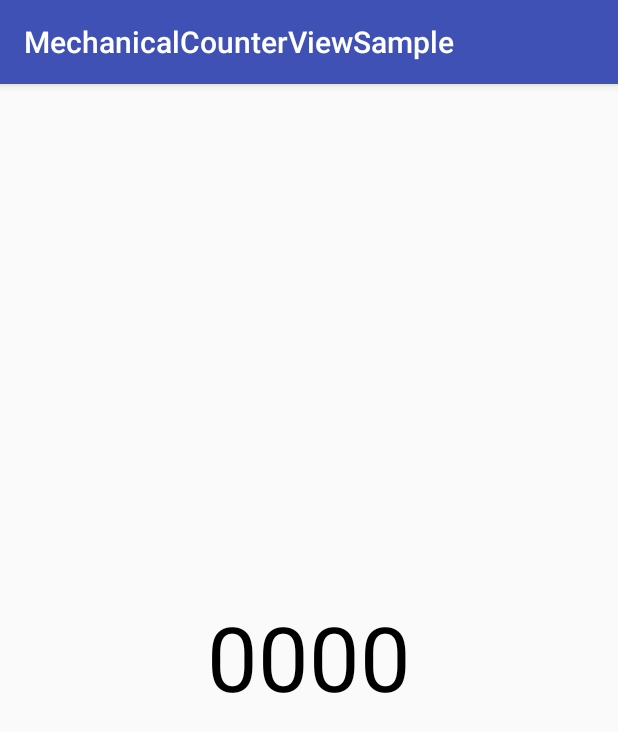
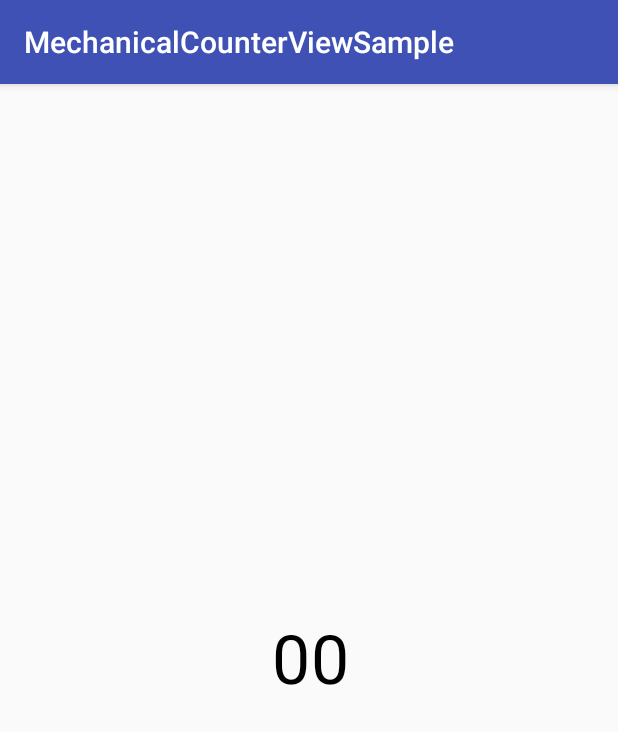
Before and after one commit to realsoc/MechanicalCounterView, an Android app: the screen it shows after launch (MechanicalCounterSampleActivity), on a phone screen of 412 x 824 dp. Shown: the top 732 px of the screen. Run offline under Robolectric (Android 15) with nearby library versions, the phone set to English and light mode, and no system bars; our stand-ins replace data binding; 2 statements that could not run were skipped.

```diff
--- a/app/build.gradle
+++ b/app/build.gradle
@@ -1,8 +1,7 @@
 apply plugin: 'com.android.application'
-
 apply plugin: 'kotlin-android'
-
 apply plugin: 'kotlin-android-extensions'
+apply plugin: 'kotlin-kapt'
 
 android {
     compileSdkVersion 27
@@ -20,6 +19,9 @@ android {
             proguardFiles getDefaultProguardFile('proguard-android.txt'), 'proguard-rules.pro'
         }
     }
+    dataBinding {
+        enabled = true
+    }
 }
 
 dependencies {
--- a/app/src/main/java/com/realsoc/mechanicalcounterviewsample/MechanicalCounterSampleActivity.kt
+++ b/app/src/main/java/com/realsoc/mechanicalcounterviewsample/MechanicalCounterSampleActivity.kt
@@ -1,12 +1,28 @@
 package com.realsoc.mechanicalcounterviewsample
 
+import android.databinding.DataBindingUtil
 import android.support.v7.app.AppCompatActivity
 import android.os.Bundle
+import android.util.Log
+import android.view.View
+import com.realsoc.mechanicalcounterview.MechanicalCounterView
+import com.realsoc.mechanicalcounterviewsample.databinding.ActivityMechanicalCounterSampleBinding
 
-class MechanicalCounterSampleActivity : AppCompatActivity() {
-
+class MechanicalCounterSampleActivity : AppCompatActivity(), View.OnClickListener {
+    lateinit var binding: ActivityMechanicalCounterSampleBinding
     override fun onCreate(savedInstanceState: Bundle?) {
         super.onCreate(savedInstanceState)
-        setContentView(R.layout.activity_mechanical_counter_sample)
+        binding = DataBindingUtil.setContentView(this, R.layout.activity_mechanical_counter_sample)
+        binding.clickListener = this
+    }
+
+    override fun onClick(v: View?) {
+        binding.counter.start()
+        binding.counter.onCountTerminatedListener = object:  MechanicalCounterView.OnCountTerminatedListener {
+            override fun onCountTerminated() {
+                Log.d("MechanicalCounterSample", "Animation terminated")
+            }
+
+        }
     }
 }
--- a/app/src/main/res/layout/activity_mechanical_counter_sample.xml
+++ b/app/src/main/res/layout/activity_mechanical_counter_sample.xml
@@ -1,23 +1,39 @@
 <?xml version="1.0" encoding="utf-8"?>
-<android.support.constraint.ConstraintLayout
+<layout
     xmlns:android="http://schemas.android.com/apk/res/android"
     xmlns:app="http://schemas.android.com/apk/res-auto"
-    xmlns:tools="http://schemas.android.com/tools"
+    xmlns:tools="http://schemas.android.com/tools">
+    <data>
+        <import type="android.view.View"/>
+        <variable
+            name="clickListener"
+            type="View.OnClickListener"/>
+    </data>
+
+<android.support.constraint.ConstraintLayout
     android:layout_width="match_parent"
     android:layout_height="match_parent"
     tools:context=".MechanicalCounterSampleActivity">
 
     <com.realsoc.mechanicalcounterview.MechanicalCounterView
+        android:id="@+id/counter"
         android:layout_width="wrap_content"
         android:layout_height="wrap_content"
-        app:size="40sp"
+        android:onClickListener="@{clickListener}"
+        app:size="30sp"
         app:counterColor="#000000"
         app:autoStart="false"
+        app:duration="2000"
+        app:direction="moreDown"
+        app:mode="decelerate"
+        app:modeFactor="2"
+        app:digitNumber="2"
+        app:goal="16"
         app:layout_constraintBottom_toBottomOf="parent"
         app:layout_constraintEnd_toEndOf="parent"
         app:layout_constraintLeft_toLeftOf="parent"
         app:layout_constraintStart_toStartOf="parent"
-        app:layout_constraintTop_toTopOf="parent"
-        />
+        app:layout_constraintTop_toTopOf="parent" />
 
 </android.support.constraint.ConstraintLayout>
+</layout>
--- a/mechanicalcounterview/build.gradle
+++ b/mechanicalcounterview/build.gradle
@@ -27,7 +27,7 @@ android {
 
 dependencies {
     implementation fileTree(dir: 'libs', include: ['*.jar'])
-    implementation"org.jetbrains.kotlin:kotlin-stdlib-jre7:$kotlin_version"
+    implementation"org.jetbrains.kotlin:kotlin-stdlib-jdk7:$kotlin_version"
     implementation 'com.android.support:appcompat-v7:27.0.2'
     testImplementation 'junit:junit:4.12'
     androidTestImplementation 'com.android.support.test:runner:1.0.2'
--- a/mechanicalcounterview/src/main/java/com/realsoc/mechanicalcounterview/MechanicalCounterView.kt
+++ b/mechanicalcounterview/src/main/java/com/realsoc/mechanicalcounterview/MechanicalCounterView.kt
@@ -11,24 +11,16 @@ import android.support.v4.content.ContextCompat
 import android.util.AttributeSet
 import android.util.TypedValue
 import android.view.View
-import android.view.animation.LinearInterpolator
+import android.view.animation.*
 import kotlin.math.abs
 import kotlin.math.pow
 import kotlin.properties.Delegates
 
 class MechanicalCounterView @JvmOverloads constructor(context: Context, attrs: AttributeSet?, defStyleAttr: Int = 0): View(context, attrs, defStyleAttr), ValueAnimator.AnimatorUpdateListener {
+
+    private var marginSize: Int = -1
     private lateinit var paint: Paint
-
     private var r: Rect = Rect()
-    var onCountTerminatedListener: OnCountTerminatedListener? = null
-    var digitNumber: Int by Delegates.notNull()
-    var textSize: Int by Delegates.notNull()
-    var bold: Boolean by Delegates.notNull()
-    var autoStart: Boolean by Delegates.notNull()
-    var duration: Long = 3000
-    var color: Int by Delegates.notNull()
-    private var marginSize: Int = -1
-
     private var canvasWidth: Int = -1
     private var canvasHeight: Int = -1
     private var maxCharacterWidth: Int = -1
@@ -37,53 +29,56 @@ class MechanicalCounterView @JvmOverloads constructor(context: Context, attrs: A
     private val downCoordinates = Coordinates()
     private var progress: Int = 0
     private var currentValue: Int = 0
-    private var direction: AnimationDirection = AnimationDirection.MORE_UP
     private var shouldRotate: Boolean = true
     private var animator: ValueAnimator? = ValueAnimator()
-    private var _goal: Int = 999
+    private var _goal: Int = 0
+
+    var onCountTerminatedListener: OnCountTerminatedListener? = null
+    var digitNumber: Int by Delegates.notNull()
+    var textSize: Int by Delegates.notNull()
+    var bold: Boolean by Delegates.notNull()
+    var autoStart: Boolean by Delegates.notNull()
+    var duration: Long by Delegates.notNull()
+    var color: Int by Delegates.notNull()
     var goal: Int = -1
         set(value) {
             animator?.cancel()
             _goal = abs(value)
-            if (field != currentValue) {
-                animator = ValueAnimator()
-                animator?.apply {
-                    setIntValues(currentValue * 1000, _goal * 1000)
-                    addUpdateListener(this@MechanicalCounterView)
-                    interpolator = LinearInterpolator()
-                    addListener(object : Animator.AnimatorListener {
-                        override fun onAnimationRepeat(animation: Animator?) {
-                        }
-
-                        override fun onAnimationEnd(animation: Animator?) {
-                            onCountTerminatedListener?.onCountTerminated()
-                        }
-
-                        override fun onAnimationCancel(animation: Animator?) {
-                        }
-
-                        override fun onAnimationStart(animation: Animator?) {
-                        }
-                    })
-                }
-                animator?.duration = duration
-                if (autoStart) {
-                    animator?.start()
-                }
-
+            if (field != currentValue && autoStart) {
+                start()
             }
         }
 
-    private enum class DigitType {
-        DIGIT_DOWN, DIGIT_UP
-    }
+    var mode: AnimationDirection = AnimationDirection.MORE_UP
 
-    private enum class AnimationDirection(val value: Int) {
+    enum class AnimationDirection(val value: Int) {
         ALWAYS_UP(0), ALWAYS_DOWN(1), MORE_UP(2), MORE_DOWN(3);
 
         companion object {
             fun getEnum(value: Int): AnimationDirection {
                 return values().find { value == it.value } ?: MORE_UP
+            }
+        }
+    }
+
+    var factor: Float by Delegates.notNull()
+    var animationType: AnimationType = AnimationType.DECELERATE
+
+    enum class AnimationType(val value: Int) {
+        ACCELERATE(0), DECELERATE(1), LINEAR(2), ACCELERATE_DECELERATE(3);
+
+        fun getInterpolator(factor: Float): Interpolator {
+            return when(this) {
+                ACCELERATE -> AccelerateInterpolator(factor)
+                DECELERATE -> DecelerateInterpolator(factor)
+                LINEAR -> LinearInterpolator()
+                ACCELERATE_DECELERATE -> AccelerateDecelerateInterpolator()
+            }
+        }
+
+        companion object {
+            fun getEnum(value: Int): AnimationType {
+                return values().find { value == it.value } ?: DECELERATE
             }
         }
     }
@@ -97,7 +92,10 @@ class MechanicalCounterView @JvmOverloads constructor(context: Context, attrs: A
         textSize = typedArray.getDimensionPixelSize(R.styleable.MechanicalCounterView_size, 20)
         duration = typedArray.getInt(R.styleable.MechanicalCounterView_duration, 3000).toLong()
         digitNumber = typedArray.getInteger(R.styleable.MechanicalCounterView_digitNumber, 4)
-        direction = AnimationDirection.getEnum(typedArray.getInteger(R.styleable.MechanicalCounterView_type, 2))
+        mode = AnimationDirection.getEnum(typedArray.getInteger(R.styleable.MechanicalCounterView_direction, 2))
+        animationType = AnimationType.getEnum(typedArray.getInteger(R.styleable.MechanicalCounterView_mode, 1))
+        factor = typedArray.getFloat(R.styleable.MechanicalCounterView_modeFactor, 1f)
+
         typedArray.recycle()
 
         initializePaint()
@@ -107,10 +105,15 @@ class MechanicalCounterView @JvmOverloads constructor(context: Context, attrs: A
         goal = _goal
     }
 
+    private var count: Int = 0
+
     override fun onAnimationUpdate(animation: ValueAnimator?) {
         progress = animation?.animatedValue as Int
         currentValue = progress.div(1000)
         invalidate()
+        if (currentValue == _goal && animator?.isRunning == true) {
+            animator?.cancel()
+        }
     }
 
     override fun onDraw(canvas: Canvas?) {
@@ -135,8 +138,33 @@ class MechanicalCounterView @JvmOverloads constructor(context: Context, attrs: A
         setMeasuredDimension(canvasWidth, canvasHeight)
     }
 
-    public fun start() {
+    fun start() {
+        animator = ValueAnimator()
+        animator?.apply {
+            setIntValues(currentValue * 1000, _goal * 1000)
+            addUpdateListener(this@MechanicalCounterView)
+            interpolator = animationType.getInterpolator(factor)
+            addListener(object : Animator.AnimatorListener {
+                override fun onAnimationRepeat(animation: Animator?) {
+                }
+
+                override fun onAnimationEnd(animation: Animator?) {
+                    onCountTerminatedListener?.onCountTerminated()
+                }
+
+                override fun onAnimationCancel(animation: Animator?) {
+                }
+
+                override fun onAnimationStart(animation: Animator?) {
+                }
+            })
+        }
+        animator?.duration = duration
         animator?.start()
+    }
+
+    private enum class DigitType {
+        DIGIT_DOWN, DIGIT_UP
     }
 
     private fun drawDigitZone(canvas: Canvas, lowDigit: Int, highDigit: Int, position: Int, showHigh: Int) {
@@ -145,7 +173,7 @@ class MechanicalCounterView @JvmOverloads constructor(context: Context, attrs: A
         val offset: Int =
                 /** Counting up*/
                 if (_goal > currentValue) {
-                    when (direction) {
+                    when (mode) {
                     /** Low digit is up, high is down */
                         AnimationDirection.ALWAYS_UP, AnimationDirection.MORE_UP-> {
                             upDigit = lowDigit.toString()
@@ -162,7 +190,7 @@ class MechanicalCounterView @JvmOverloads constructor(context: Context, attrs: A
                 }
                 /** Counting down */
                 else {
-                    when (direction) {
+                    when (mode) {
                     /** Low digit is down, high is up */
                         AnimationDirection.ALWAYS_UP, AnimationDirection.MORE_DOWN-> {
                             upDigit = highDigit.toString()
```
Also changed, not shown: mechanicalcounterview/src/main/res/values/attrs.xml (+8 -1 lines).
